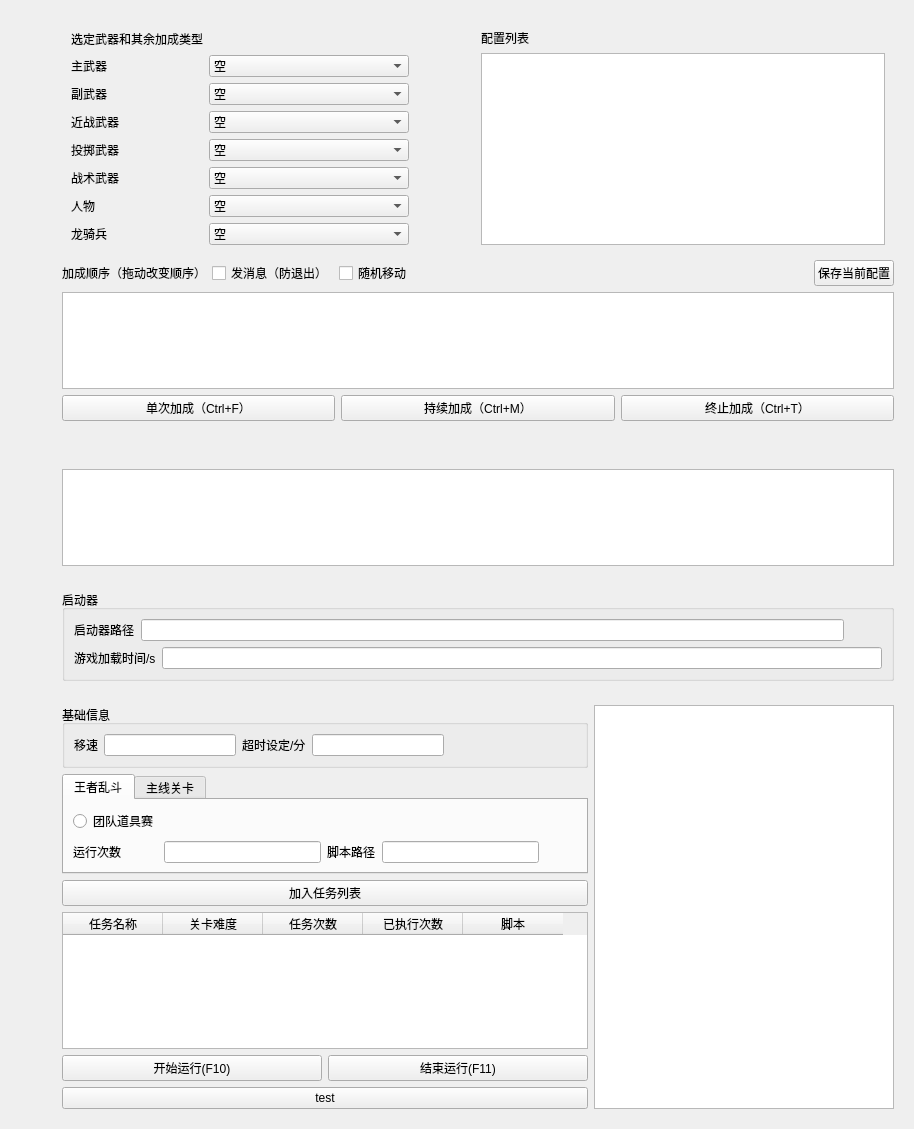
Before: the Qt Designer form subwidgets/subssjjwidget.ui in HuaPi2d/HuaPi2d, drawn with Qt 5.
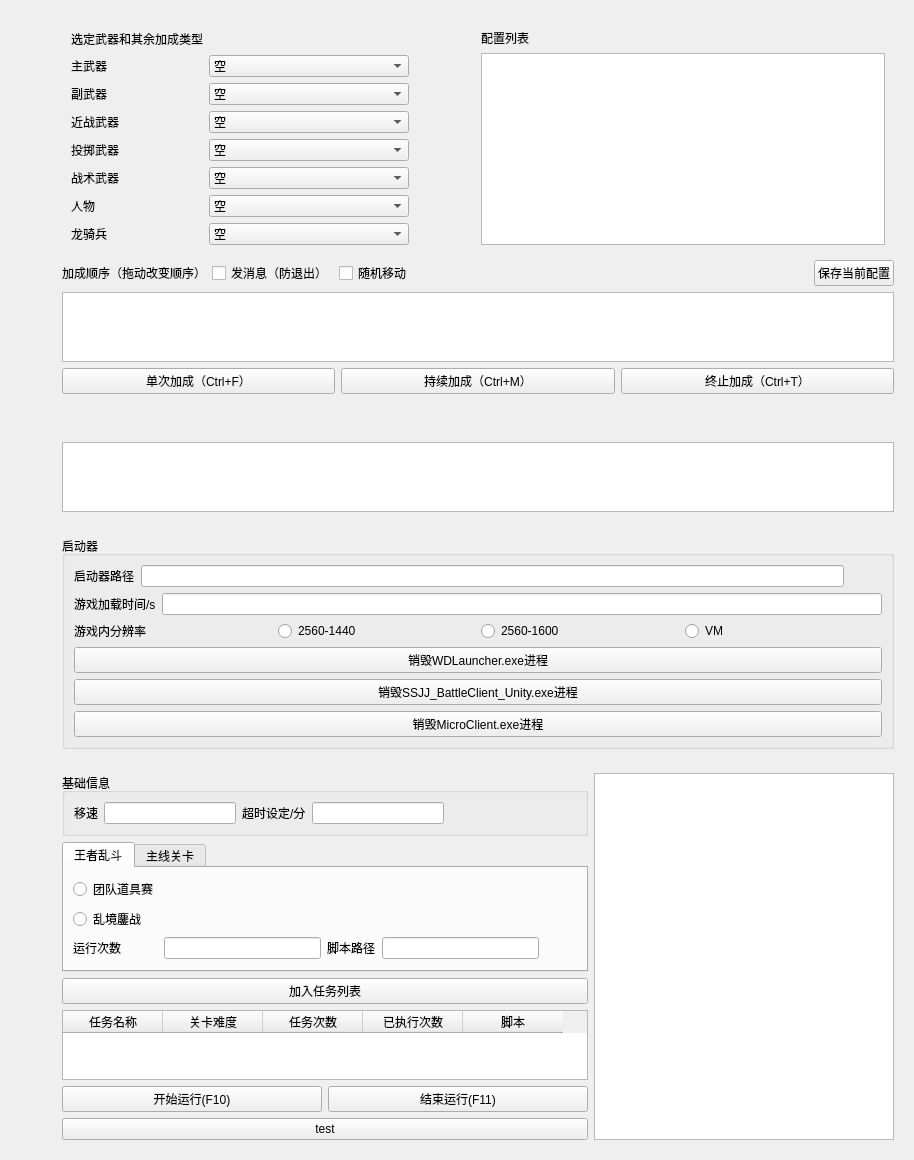
After: the same form once the commit is applied. Icons and pictures are not drawn.

Diff of the .ui file:
```diff
--- a/subwidgets/subssjjwidget.ui
+++ b/subwidgets/subssjjwidget.ui
@@ -699,6 +699,59 @@
              </item>
             </layout>
            </item>
+           <item>
+            <layout class="QHBoxLayout" name="resolutionPathHorizontalLayout">
+             <item>
+              <widget class="QLabel" name="label">
+               <property name="text">
+                <string>游戏内分辨率</string>
+               </property>
+              </widget>
+             </item>
+             <item>
+              <widget class="QRadioButton" name="radioButton25601440">
+               <property name="text">
+                <string>2560-1440</string>
+               </property>
+              </widget>
+             </item>
+             <item>
+              <widget class="QRadioButton" name="radioButton25601600">
+               <property name="text">
+                <string>2560-1600</string>
+               </property>
+              </widget>
+             </item>
+             <item>
+              <widget class="QRadioButton" name="radioButtonVM">
+               <property name="text">
+                <string>VM</string>
+               </property>
+              </widget>
+             </item>
+            </layout>
+           </item>
+           <item>
+            <widget class="QPushButton" name="terminateWDLaucherPushButton">
+             <property name="text">
+              <string>销毁WDLauncher.exe进程</string>
+             </property>
+            </widget>
+           </item>
+           <item>
+            <widget class="QPushButton" name="terminateUnityPushButton">
+             <property name="text">
+              <string>销毁SSJJ_BattleClient_Unity.exe进程</string>
+             </property>
+            </widget>
+           </item>
+           <item>
+            <widget class="QPushButton" name="terminateMicroClientPushButton">
+             <property name="text">
+              <string>销毁MicroClient.exe进程</string>
+             </property>
+            </widget>
+           </item>
           </layout>
          </widget>
         </item>
@@ -769,52 +822,6 @@
               <string>王者乱斗</string>
              </attribute>
              <layout class="QGridLayout" name="gridLayout_2">
-              <item row="2" column="2">
-               <widget class="QLabel" name="LDScriptLabel">
-                <property name="toolTip">
-                 <string>可选</string>
-                </property>
-                <property name="text">
-                 <string>脚本路径</string>
-                </property>
-               </widget>
-              </item>
-              <item row="1" column="0">
-               <spacer name="verticalSpacer_3">
-                <property name="orientation">
-                 <enum>Qt::Orientation::Vertical</enum>
-                </property>
-                <property name="sizeHint" stdset="0">
-                 <size>
-                  <width>20</width>
-                  <height>40</height>
-                 </size>
-                </property>
-               </spacer>
-              </item>
-              <item row="2" column="1">
-               <widget class="QLineEdit" name="LDRunTimesLineEdit"/>
-              </item>
-              <item row="2" column="3">
-               <widget class="QLineEdit" name="LDScriptPathLineEdit">
-                <property name="toolTip">
-                 <string>可选</string>
-                </property>
-               </widget>
-              </item>
-              <item row="0" column="1">
-               <spacer name="horizontalSpacer_2">
-                <property name="orientation">
-                 <enum>Qt::Orientation::Horizontal</enum>
-                </property>
-                <property name="sizeHint" stdset="0">
-                 <size>
-                  <width>40</width>
-                  <height>20</height>
-                 </size>
-                </property>
-               </spacer>
-              </item>
               <item row="2" column="4">
                <widget class="QPushButton" name="chooseLDScriptPathPushButton">
                 <property name="styleSheet">
@@ -857,6 +864,33 @@
                 </property>
                </widget>
               </item>
+              <item row="1" column="0">
+               <widget class="QRadioButton" name="luanJingRadioButton">
+                <property name="text">
+                 <string>乱境鏖战</string>
+                </property>
+               </widget>
+              </item>
+              <item row="2" column="3">
+               <widget class="QLineEdit" name="LDScriptPathLineEdit">
+                <property name="toolTip">
+                 <string>可选</string>
+                </property>
+               </widget>
+              </item>
+              <item row="2" column="2">
+               <widget class="QLabel" name="LDScriptLabel">
+                <property name="toolTip">
+                 <string>可选</string>
+                </property>
+                <property name="text">
+                 <string>脚本路径</string>
+                </property>
+               </widget>
+              </item>
+              <item row="2" column="1">
+               <widget class="QLineEdit" name="LDRunTimesLineEdit"/>
+              </item>
              </layout>
             </widget>
             <widget class="QWidget" name="ZXTab">
```
Left out of the diff: 13 changed lines with no effect on the pictures.
